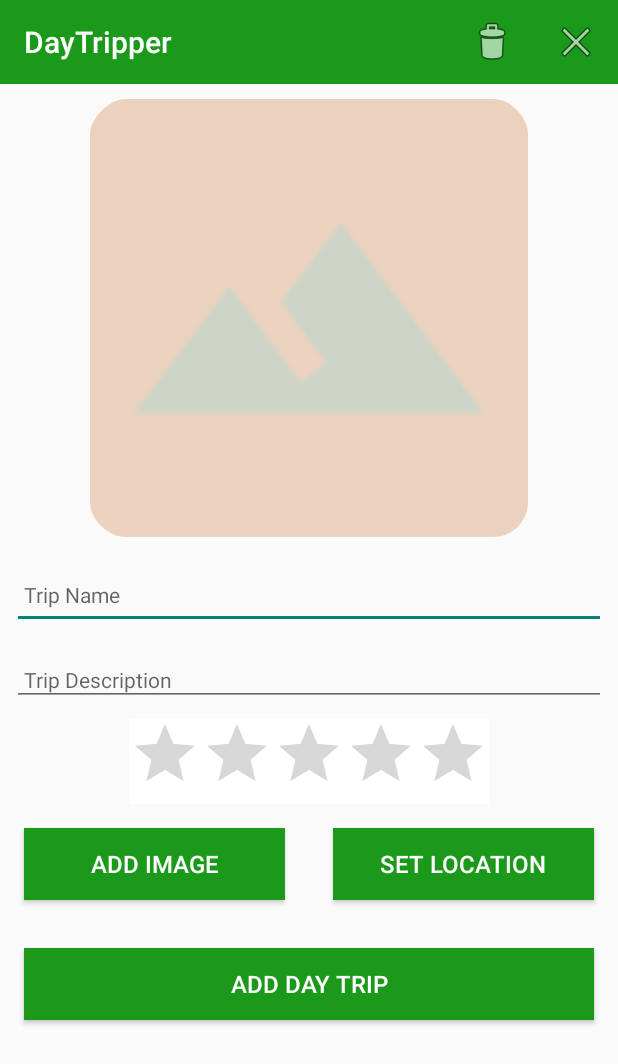
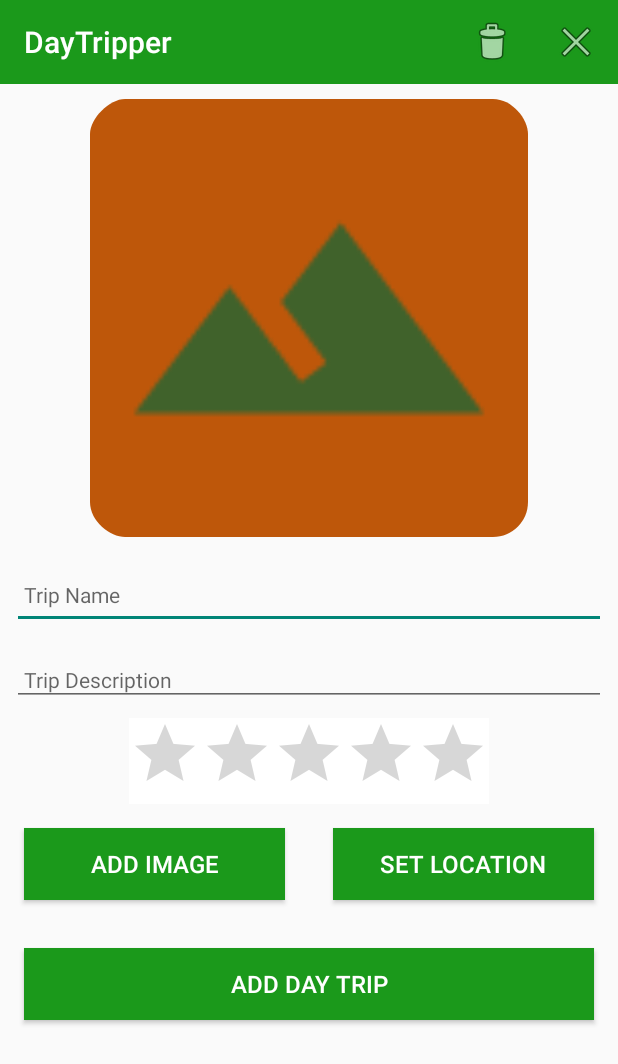
Before and after one commit to iamianmullins/daytripper, an Android app: the DayTripperActivity screen opened directly, with no data from a screen before it, on a phone screen of 412 x 824 dp. Shown: the top 1064 px of the screen. Run offline under Robolectric (Android 15) with nearby library versions, the phone set to English and light mode, and no system bars; our stand-ins replace Picasso, Timber; 1 statement that could not run was skipped.

```diff
--- a/app/src/main/java/org/wit/daytripper/helpers/timeHelper.kt
+++ b/app/src/main/java/org/wit/daytripper/helpers/timeHelper.kt
@@ -8,7 +8,7 @@ import java.time.format.DateTimeFormatter
 fun getTime(): String {
     val local = LocalDateTime.now()
 
-    val format = DateTimeFormatter.ofPattern("dd-MM-yyyy HH-mm-ss")
+    val format = DateTimeFormatter.ofPattern("dd-MM-yyyy HH:mm:ss")
     val currentTime = local.format(format)
 
     return currentTime
--- a/app/src/main/java/org/wit/daytripper/models/DayTripJSONStore.kt
+++ b/app/src/main/java/org/wit/daytripper/models/DayTripJSONStore.kt
@@ -50,6 +50,7 @@ class DayTripJSONStore(private val context: Context) : DayTripStore {
             foundDayTrip.lat = dayTrip.lat
             foundDayTrip.lng = dayTrip.lng
             foundDayTrip.zoom = dayTrip.zoom
+            foundDayTrip.timest = getTime()
         }
         serialize()
     }
--- a/app/src/main/java/org/wit/daytripper/models/DayTripMemStore.kt
+++ b/app/src/main/java/org/wit/daytripper/models/DayTripMemStore.kt
@@ -1,5 +1,6 @@
 package org.wit.daytripper.models
 
+import org.wit.daytripper.helpers.getTime
 import timber.log.Timber.i
 
 var lastId = 0L
@@ -32,6 +33,7 @@ class DayTripMemStore: DayTripStore {
             foundDayTrip.lat = dayTrip.lat
             foundDayTrip.lng = dayTrip.lng
             foundDayTrip.zoom = dayTrip.zoom
+            foundDayTrip.timest = getTime()
             logAll()
         }
     }
--- a/app/src/main/res/layout/activity_daytripper.xml
+++ b/app/src/main/res/layout/activity_daytripper.xml
@@ -45,8 +45,7 @@
                     android:layout_height="300dp"
                     app:srcCompat="@mipmap/ic_launcher"
                     android:layout_marginTop="10dp"
-                    android:paddingBottom="8dp"
-                    android:alpha="0.25"/>
+                    android:paddingBottom="8dp" />
 
                 <EditText
                     android:id="@+id/dayTripTitle"
```
